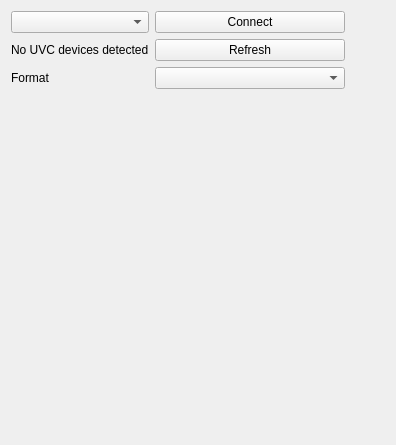
The window that uvccapturesettings.ui (erikmwerner/QUVCView) describes before a commit, drawn with Qt 5.
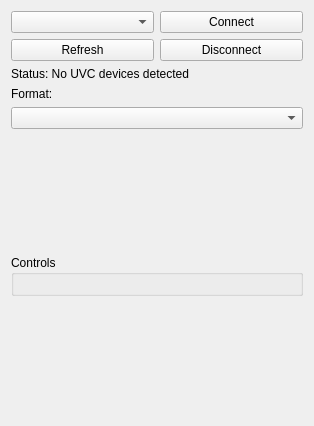
The same window after the commit.

Commit message: Works well. Switching capture controls to signals and slots for threading

```diff
--- a/uvccapturesettings.ui
+++ b/uvccapturesettings.ui
@@ -6,21 +6,14 @@
    <rect>
     <x>0</x>
     <y>0</y>
-    <width>396</width>
-    <height>445</height>
+    <width>314</width>
+    <height>426</height>
    </rect>
   </property>
   <property name="windowTitle">
    <string>Form</string>
   </property>
   <layout class="QGridLayout" name="gridLayout">
-   <item row="2" column="0">
-    <widget class="QLabel" name="labelFormat">
-     <property name="text">
-      <string>Format</string>
-     </property>
-    </widget>
-   </item>
    <item row="0" column="1">
     <widget class="QPushButton" name="pushButtonConnect">
      <property name="text">
@@ -28,72 +21,81 @@
      </property>
     </widget>
    </item>
-   <item row="4" column="2">
-    <spacer name="horizontalSpacer">
+   <item row="2" column="0" colspan="2">
+    <widget class="QLabel" name="labelDevice">
+     <property name="text">
+      <string>Status: No UVC devices detected</string>
+     </property>
+    </widget>
+   </item>
+   <item row="8" column="0">
+    <spacer name="verticalSpacer">
      <property name="orientation">
-      <enum>Qt::Horizontal</enum>
+      <enum>Qt::Vertical</enum>
      </property>
      <property name="sizeHint" stdset="0">
       <size>
-       <width>40</width>
-       <height>20</height>
+       <width>20</width>
+       <height>40</height>
       </size>
      </property>
     </spacer>
    </item>
-   <item row="2" column="1">
-    <widget class="QComboBox" name="comboBoxFormat">
-     <property name="sizeAdjustPolicy">
-      <enum>QComboBox::AdjustToMinimumContentsLength</enum>
+   <item row="5" column="0">
+    <spacer name="verticalSpacer_3">
+     <property name="orientation">
+      <enum>Qt::Vertical</enum>
      </property>
-     <property name="minimumContentsLength">
-      <number>20</number>
+     <property name="sizeHint" stdset="0">
+      <size>
+       <width>20</width>
+       <height>40</height>
+      </size>
      </property>
+    </spacer>
+   </item>
+   <item row="6" column="0" colspan="2">
+    <widget class="QGroupBox" name="groupBox">
+     <property name="title">
+      <string>Controls</string>
+     </property>
+     <layout class="QVBoxLayout" name="verticalLayout"/>
     </widget>
    </item>
    <item row="1" column="1">
-    <widget class="QPushButton" name="pushButtonRefresh">
+    <widget class="QPushButton" name="pushButtonDisconnect">
      <property name="text">
-      <string>Refresh</string>
+      <string>Disconnect</string>
      </property>
     </widget>
    </item>
    <item row="3" column="0">
-    <spacer name="verticalSpacer_3">
-     <property name="orientation">
-      <enum>Qt::Vertical</enum>
+    <widget class="QLabel" name="labelFormat">
+     <property name="text">
+      <string>Format:</string>
      </property>
-     <property name="sizeHint" stdset="0">
-      <size>
-       <width>20</width>
-       <height>40</height>
-      </size>
-     </property>
-    </spacer>
-   </item>
-   <item row="6" column="0">
-    <spacer name="verticalSpacer">
-     <property name="orientation">
-      <enum>Qt::Vertical</enum>
-     </property>
-     <property name="sizeHint" stdset="0">
-      <size>
-       <width>20</width>
-       <height>40</height>
-      </size>
-     </property>
-    </spacer>
+    </widget>
    </item>
    <item row="1" column="0">
-    <widget class="QLabel" name="labelDevice">
+    <widget class="QPushButton" name="pushButtonRefresh">
      <property name="text">
-      <string>No UVC devices detected</string>
+      <string>Refresh</string>
      </property>
     </widget>
    </item>
    <item row="0" column="0">
     <widget class="QComboBox" name="comboBoxDevices"/>
    </item>
+   <item row="4" column="0" colspan="2">
+    <widget class="QComboBox" name="comboBoxFormat">
+     <property name="sizeAdjustPolicy">
+      <enum>QComboBox::AdjustToMinimumContentsLength</enum>
+     </property>
+     <property name="minimumContentsLength">
+      <number>20</number>
+     </property>
+    </widget>
+   </item>
   </layout>
  </widget>
  <resources/>
```
The commit also changes 10 other files.
